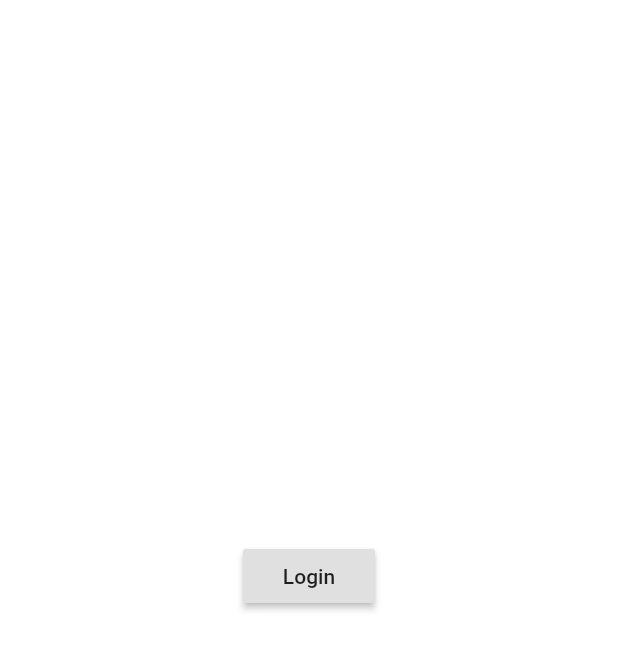
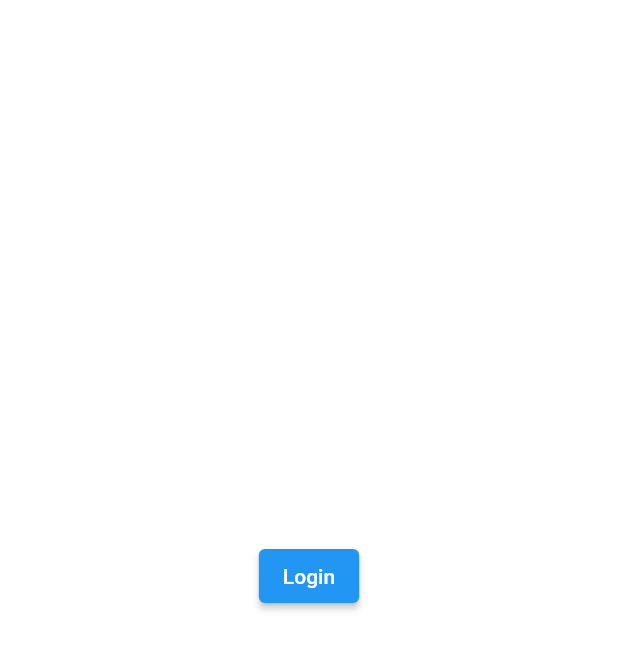
Before and after one commit to MONAKA0721/hokkori-flutter, a Flutter app: the screen it shows after launch, on a phone screen of 412 x 824 dp. Shown: the top 650 px of the screen. Run offline on Flutter 3.47's test engine with Material 2 defaults, Android fonts, the phone set to English and light mode, and no system bars; our stand-ins replace flutter_riverpod, flutter_secure_storage, flutter_svg, graphql_flutter; missing offline and left inert: flutter_appauth.

Commit message:
ヘッダー

```diff
--- a/lib/login.dart
+++ b/lib/login.dart
@@ -1,23 +1,24 @@
 import 'package:flutter/material.dart';
 
 class Login extends StatelessWidget {
-  final loginAction;
+  final Function loginAction;
   final String loginError;
 
-  const Login(this.loginAction, this.loginError);
+  const Login({Key? key, required this.loginAction, required this.loginError})
+      : super(key: key);
 
   @override
   Widget build(BuildContext context) {
     return Column(
       mainAxisAlignment: MainAxisAlignment.center,
       children: <Widget>[
-        RaisedButton(
+        ElevatedButton(
           onPressed: () {
             loginAction();
           },
-          child: Text('Login'),
+          child: const Text('Login'),
         ),
-        Text(loginError ?? ''),
+        Text(loginError),
       ],
     );
   }
--- a/lib/main.dart
+++ b/lib/main.dart
@@ -1,4 +1,5 @@
 import 'dart:convert';
+import 'dart:developer';
 
 import 'package:flutter/material.dart';
 import 'package:flutter_appauth/flutter_appauth.dart';
@@ -69,15 +70,15 @@ class _MyAppState extends ConsumerState<MyApp> {
         additionalParameters: {'audience': "https://hokkori-dev/api"},
       ));
 
-      final idToken = parseIdToken(response!.idToken!);
-      final profile = await getUserDetails(response.accessToken!);
+      // final idToken = parseIdToken(response!.idToken!);
+      // final profile = await getUserDetails(response.accessToken!);
 
-      secureStorage.write(key: 'refresh_token', value: response.refreshToken);
+      secureStorage.write(key: 'refresh_token', value: response!.refreshToken);
 
       ref.watch(isBusyProvider.notifier).state = false;
       ref.watch(isLoggedInProvider.notifier).state = true;
     } catch (e, s) {
-      print('error on refresh token: $e - stack: $s');
+      log('error on refresh token: $e - stack: $s');
       logoutAction();
     }
   }
@@ -110,16 +111,16 @@ class _MyAppState extends ConsumerState<MyApp> {
         ),
       );
 
-      final idToken = parseIdToken(result!.idToken!);
-      final profile = await getUserDetails(result.accessToken!);
+      // final idToken = parseIdToken(result!.idToken!);
+      // final profile = await getUserDetails(result.accessToken!);
 
       await secureStorage.write(
-          key: 'refresh_token', value: result.refreshToken);
+          key: 'refresh_token', value: result!.refreshToken);
 
       ref.watch(isBusyProvider.notifier).state = false;
       ref.watch(isLoggedInProvider.notifier).state = true;
     } catch (e, s) {
-      print('login error: $e - stack: $s');
+      log('login error: $e - stack: $s');
 
       ref.watch(isBusyProvider.notifier).state = false;
       ref.watch(isLoggedInProvider.notifier).state = false;
@@ -182,8 +183,8 @@ class _MyAppState extends ConsumerState<MyApp> {
                     : ref.watch(isLoggedInProvider)
                         ? const MyHomePage(title: 'ほっこり')
                         : Login(
-                            loginAction,
-                            errorMessage,
+                            loginAction: loginAction,
+                            loginError: errorMessage,
                           ))));
   }
 }
--- /dev/null
+++ b/lib/utils/colors.dart
@@ -0,0 +1,3 @@
+import 'package:flutter/material.dart';
+
+const primaryColor = Color(0xffeb9a9a);
--- a/pubspec.yaml
+++ b/pubspec.yaml
@@ -38,6 +38,7 @@ dependencies:
   flutter_appauth: ^2.4.1
   flutter_secure_storage: ^5.0.2
   flutter_riverpod: ^1.0.3
+  flutter_svg: ^1.0.3
 
 dev_dependencies:
   flutter_test:
@@ -61,9 +62,8 @@ flutter:
   uses-material-design: true
 
   # To add assets to your application, add an assets section, like this:
-  # assets:
-  #   - images/a_dot_burr.jpeg
-  #   - images/a_dot_ham.jpeg
+  assets:
+    - assets/
 
   # An image asset can refer to one or more resolution-specific "variants", see
   # https://flutter.dev/assets-and-images/#resolution-aware.
```
Also changed, not shown: lib/profile.dart (+12 -7 lines), lib/utils/header.dart (+9 -5 lines), assets/bell.svg (added), assets/logo.svg (added), pubspec.lock.
